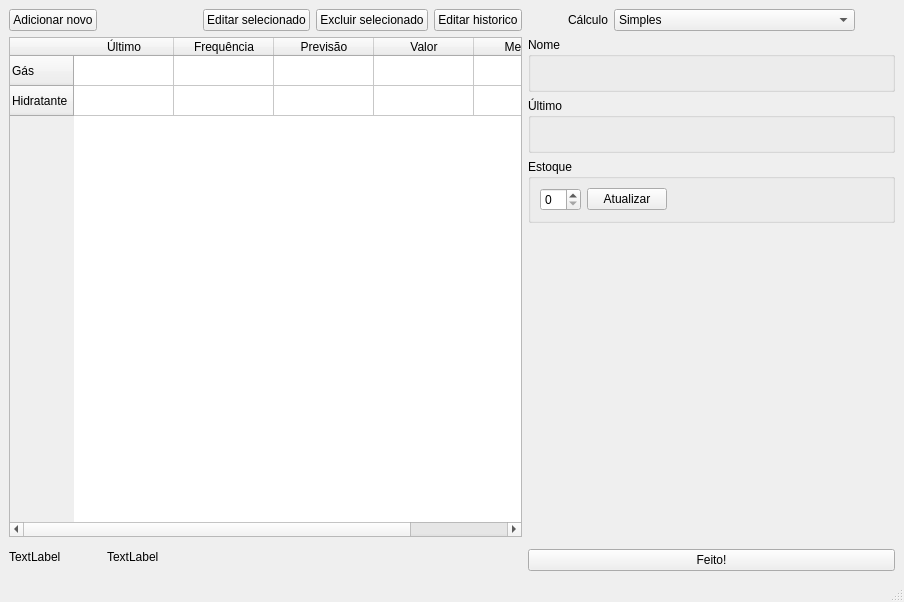
Before: the Qt Designer form ui/main.ui in vazerick/futuro, drawn with Qt 5.
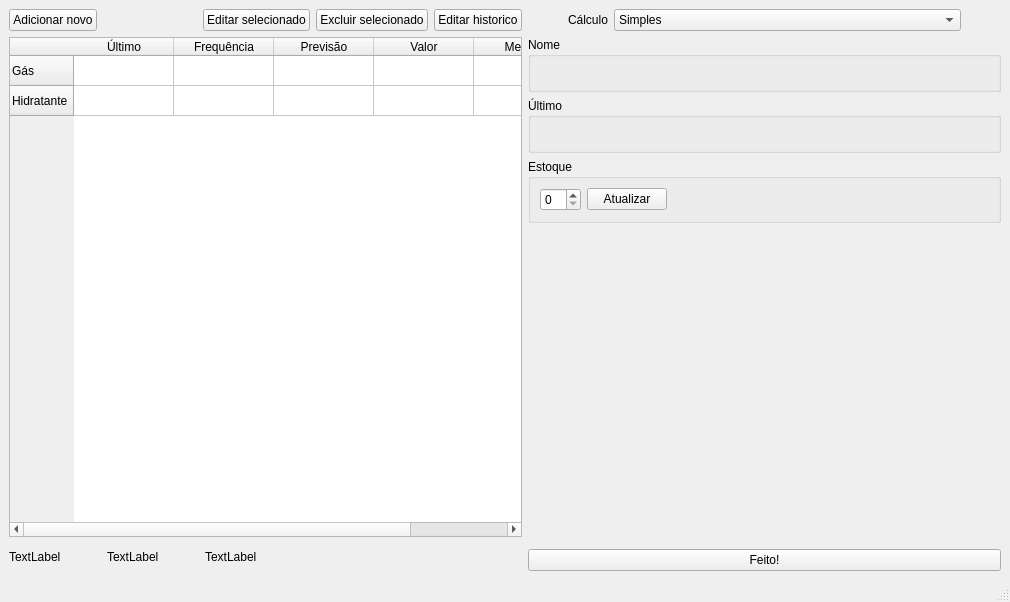
After: the same form once the commit is applied. Custom widgets are drawn as their Qt base class.

```diff
--- a/ui/main.ui
+++ b/ui/main.ui
@@ -6,7 +6,7 @@
    <rect>
     <x>0</x>
     <y>0</y>
-    <width>904</width>
+    <width>1010</width>
     <height>602</height>
    </rect>
   </property>
@@ -151,6 +151,29 @@
           </property>
          </widget>
         </item>
+        <item>
+         <spacer name="horizontalSpacer_7">
+          <property name="orientation">
+           <enum>Qt::Horizontal</enum>
+          </property>
+          <property name="sizeType">
+           <enum>QSizePolicy::Minimum</enum>
+          </property>
+          <property name="sizeHint" stdset="0">
+           <size>
+            <width>40</width>
+            <height>20</height>
+           </size>
+          </property>
+         </spacer>
+        </item>
+        <item>
+         <widget class="QLabel" name="labelDif">
+          <property name="text">
+           <string>TextLabel</string>
+          </property>
+         </widget>
+        </item>
         <item>
          <spacer name="horizontalSpacer_4">
           <property name="orientation">
```
